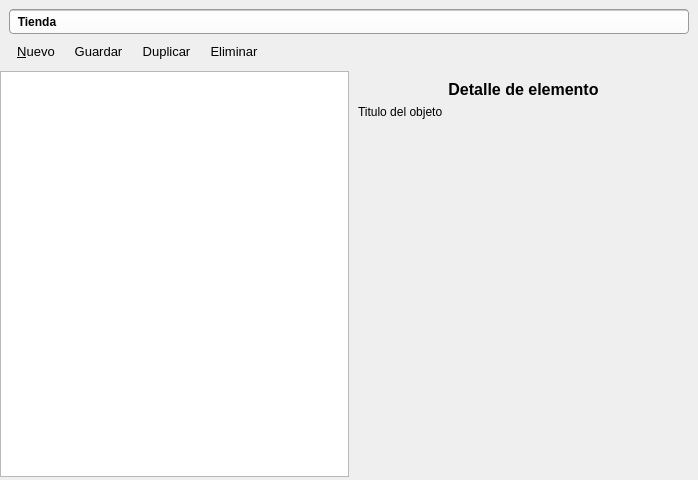
Above: qt/modulos/ui_control1.ui from dravix/pyventa before the change. Below: the same form after it.
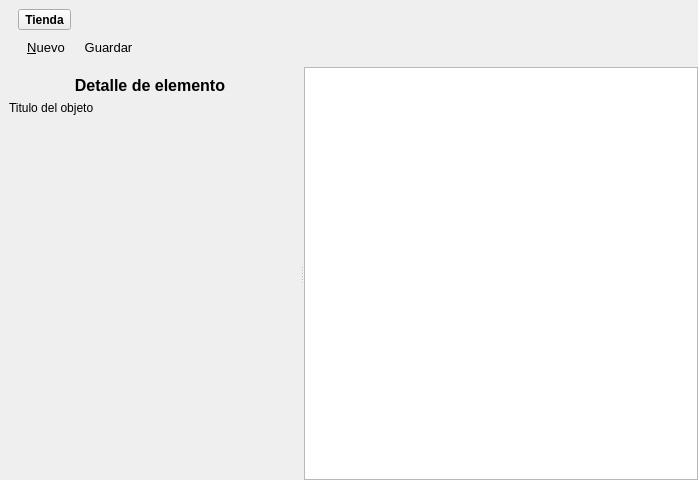
That is the form after the change. Icons and pictures are not drawn.

Diff of the .ui file:
```diff
--- a/qt/modulos/ui_control1.ui
+++ b/qt/modulos/ui_control1.ui
@@ -21,18 +21,9 @@
    <property name="spacing">
     <number>0</number>
    </property>
-   <property name="leftMargin">
+   <property name="margin">
     <number>0</number>
    </property>
-   <property name="topMargin">
-    <number>0</number>
-   </property>
-   <property name="rightMargin">
-    <number>0</number>
-   </property>
-   <property name="bottomMargin">
-    <number>3</number>
-   </property>
    <item>
     <widget class="QWidget" name="topModule" native="true">
      <property name="sizePolicy">
@@ -47,36 +38,8 @@
      <layout class="QVBoxLayout" name="verticalLayout_9">
       <item>
        <layout class="QHBoxLayout" name="_2">
-        <item>
-         <widget class="QFrame" name="fBuscar_6">
-          <property name="sizePolicy">
-           <sizepolicy hsizetype="Preferred" vsizetype="Fixed">
-            <horstretch>0</horstretch>
-            <verstretch>0</verstretch>
-           </sizepolicy>
-          </property>
-          <property name="styleSheet">
-           <string notr="true">.QFrame{background-color: qlineargradient(spread:pad, x1:0, y1:0, x2:0, y2:1, stop:0 rgba(150, 150, 150, 255), stop:0.084833 rgba(255, 255, 255, 255), stop:1 rgba(250, 250, 250, 255));padding:0px; border-radius:4px;border:1px solid #999}
-QToolButton, QLineEdit{background:transparent; border:0px; padding:3px}</string>
-          </property>
-          <property name="frameShape">
-           <enum>QFrame::StyledPanel</enum>
-          </property>
-          <property name="frameShadow">
-           <enum>QFrame::Raised</enum>
-          </property>
-          <layout class="QHBoxLayout" name="horizontalLayout_51">
-           <property name="spacing">
-            <number>0</number>
-           </property>
            <property name="leftMargin">
-            <number>0</number>
-           </property>
-           <property name="topMargin">
-            <number>0</number>
-           </property>
-           <property name="bottomMargin">
-            <number>0</number>
+         <number>9</number>
            </property>
            <item>
             <widget class="QToolButton" name="tbHome">
@@ -127,10 +90,17 @@
             </widget>
            </item>
            <item>
-            <widget class="QLineEdit" name="lineEdit"/>
-           </item>
-          </layout>
-         </widget>
+         <spacer name="horizontalSpacer_2">
+          <property name="orientation">
+           <enum>Qt::Horizontal</enum>
+          </property>
+          <property name="sizeHint" stdset="0">
+           <size>
+            <width>40</width>
+            <height>20</height>
+           </size>
+          </property>
+         </spacer>
         </item>
        </layout>
       </item>
@@ -139,6 +109,9 @@
         <property name="spacing">
          <number>3</number>
         </property>
+        <property name="leftMargin">
+         <number>10</number>
+        </property>
         <item>
          <widget class="QToolButton" name="tbLimpiar">
           <property name="sizePolicy">
@@ -219,71 +192,6 @@
           </property>
          </widget>
         </item>
-        <item>
-         <widget class="QToolButton" name="tbAgregar">
-          <property name="sizePolicy">
-           <sizepolicy hsizetype="Preferred" vsizetype="Fixed">
-            <horstretch>0</horstretch>
-            <verstretch>0</verstretch>
-           </sizepolicy>
-          </property>
-          <property name="font">
-           <font>
-            <pointsize>10</pointsize>
-           </font>
-          </property>
-          <property name="toolTip">
-           <string>Restaurar</string>
-          </property>
-          <property name="text">
-           <string>Duplicar</string>
-          </property>
-          <property name="icon">
-           <iconset resource="../../icons.qrc">
-            <normaloff>:/actions/images/actions/black_18/copy.png</normaloff>:/actions/images/actions/black_18/copy.png</iconset>
-          </property>
-          <property name="iconSize">
-           <size>
-            <width>18</width>
-            <height>18</height>
-           </size>
-          </property>
-          <property name="toolButtonStyle">
-           <enum>Qt::ToolButtonTextBesideIcon</enum>
-          </property>
-          <property name="autoRaise">
-           <bool>true</bool>
-          </property>
-         </widget>
-        </item>
-        <item>
-         <widget class="QToolButton" name="tbEliminar">
-          <property name="sizePolicy">
-           <sizepolicy hsizetype="Fixed" vsizetype="Fixed">
-            <horstretch>0</horstretch>
-            <verstretch>0</verstretch>
-           </sizepolicy>
-          </property>
-          <property name="font">
-           <font>
-            <pointsize>10</pointsize>
-           </font>
-          </property>
-          <property name="text">
-           <string>Eliminar</string>
-          </property>
-          <property name="icon">
-           <iconset resource="../../icons.qrc">
-            <normaloff>:/actions/images/actions/black_18/delete.png</normaloff>:/actions/images/actions/black_18/delete.png</iconset>
-          </property>
-          <property name="toolButtonStyle">
-           <enum>Qt::ToolButtonTextBesideIcon</enum>
-          </property>
-          <property name="autoRaise">
-           <bool>true</bool>
-          </property>
-         </widget>
-        </item>
         <item>
          <spacer name="horizontalSpacer_19">
           <property name="orientation">
@@ -303,38 +211,57 @@
     </widget>
    </item>
    <item>
-    <layout class="QHBoxLayout" name="horizontalLayout">
+    <widget class="QSplitter" name="splitter_2">
+     <property name="orientation">
+      <enum>Qt::Horizontal</enum>
+     </property>
+     <widget class="QScrollArea" name="scrollArea">
+      <property name="minimumSize">
+       <size>
+        <width>300</width>
+        <height>0</height>
+       </size>
+      </property>
+      <property name="frameShape">
+       <enum>QFrame::NoFrame</enum>
+      </property>
+      <property name="frameShadow">
+       <enum>QFrame::Plain</enum>
+      </property>
+      <property name="lineWidth">
+       <number>0</number>
+      </property>
+      <property name="widgetResizable">
+       <bool>true</bool>
+      </property>
+      <widget class="QWidget" name="scrollAreaWidgetContents">
+       <property name="geometry">
+        <rect>
+         <x>0</x>
+         <y>0</y>
+         <width>300</width>
+         <height>400</height>
+        </rect>
+       </property>
+       <layout class="QVBoxLayout" name="verticalLayout">
      <property name="spacing">
       <number>0</number>
      </property>
-     <item>
-      <widget class="QTableView" name="tvTabla">
-       <property name="editTriggers">
-        <set>QAbstractItemView::NoEditTriggers</set>
-       </property>
-       <property name="alternatingRowColors">
-        <bool>true</bool>
-       </property>
-       <property name="selectionBehavior">
-        <enum>QAbstractItemView::SelectRows</enum>
-       </property>
-       <property name="gridStyle">
-        <enum>Qt::DashLine</enum>
-       </property>
-       <property name="sortingEnabled">
-        <bool>true</bool>
-       </property>
-       <attribute name="verticalHeaderVisible">
-        <bool>false</bool>
-       </attribute>
-      </widget>
-     </item>
+        <property name="margin">
+         <number>0</number>
+        </property>
      <item>
       <widget class="QSplitter" name="splitter">
        <property name="orientation">
         <enum>Qt::Horizontal</enum>
        </property>
        <widget class="QFrame" name="fDatos">
+           <property name="sizePolicy">
+            <sizepolicy hsizetype="Expanding" vsizetype="Preferred">
+             <horstretch>0</horstretch>
+             <verstretch>0</verstretch>
+            </sizepolicy>
+           </property>
         <layout class="QVBoxLayout" name="verticalLayout_2">
          <item>
           <widget class="QLabel" name="lblDatos">
@@ -449,6 +376,29 @@
       </widget>
      </item>
     </layout>
+      </widget>
+     </widget>
+     <widget class="QTableView" name="tvTabla">
+      <property name="editTriggers">
+       <set>QAbstractItemView::NoEditTriggers</set>
+      </property>
+      <property name="alternatingRowColors">
+       <bool>true</bool>
+      </property>
+      <property name="selectionBehavior">
+       <enum>QAbstractItemView::SelectRows</enum>
+      </property>
+      <property name="gridStyle">
+       <enum>Qt::DashLine</enum>
+      </property>
+      <property name="sortingEnabled">
+       <bool>true</bool>
+      </property>
+      <attribute name="verticalHeaderVisible">
+       <bool>false</bool>
+      </attribute>
+     </widget>
+    </widget>
    </item>
   </layout>
  </widget>
```
Lines whose indentation alone changed are shown as unchanged.
